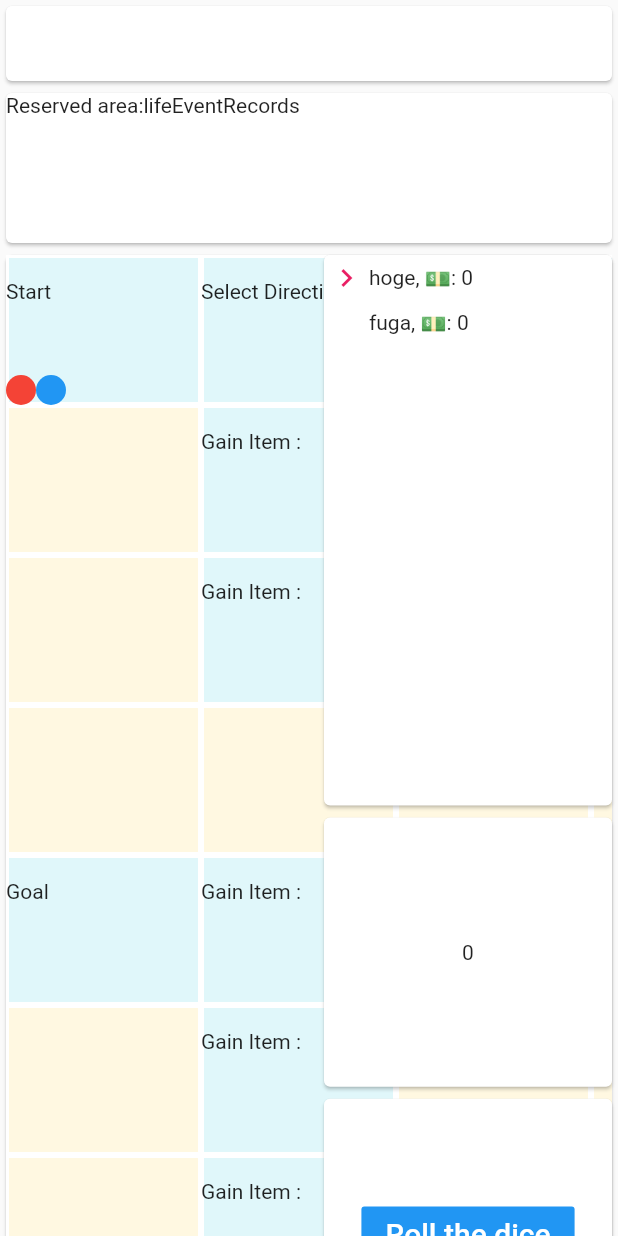
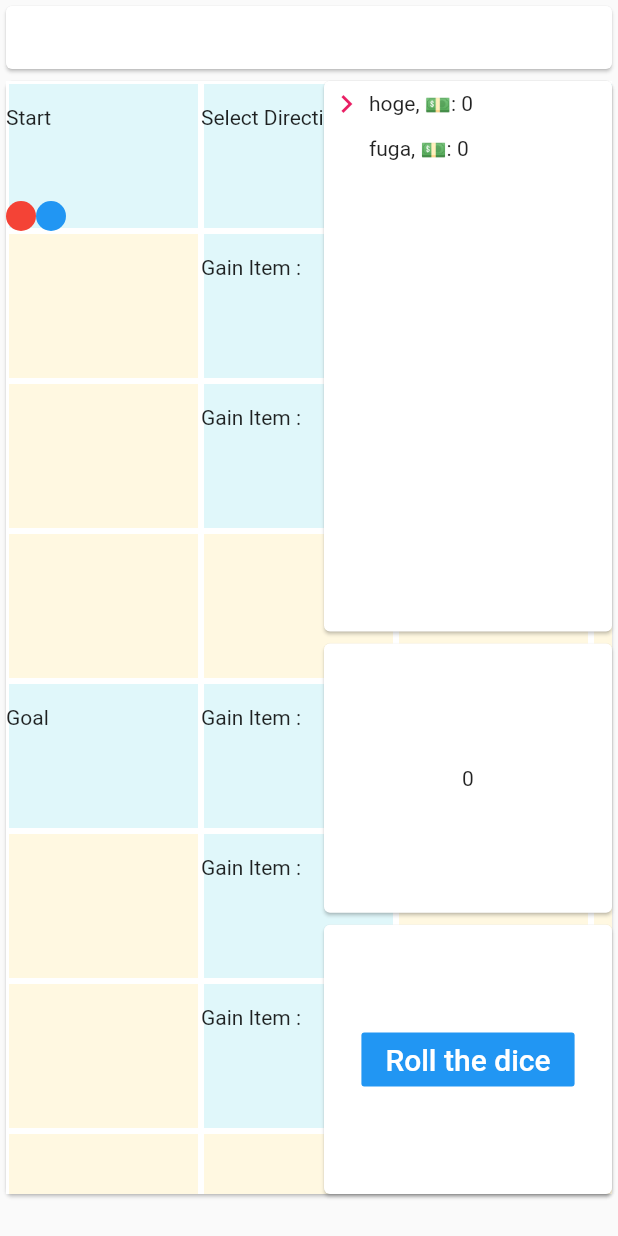
Before and after one commit to sensuikan1973/HumanLifeGame, a Flutter app: the screen it shows after launch, on a phone screen of 412 x 824 dp. Run offline on Flutter 3.47's test engine with Material 2 defaults, Android fonts, the phone set to English and light mode, and no system bars; our stand-ins replace firebase_auth, freezed_annotation; accounts and stored records are empty; generated files the repository leaves out were written again.

Commit message:
variable width (#118)
* variable width

* add test

* add test

```diff
--- a/lib/screens/play_room/announcement.dart
+++ b/lib/screens/play_room/announcement.dart
@@ -10,13 +10,9 @@ class Announcement extends StatelessWidget {
   Widget build(BuildContext context) {
     final message = context.select<PlayRoomNotifier, String>((model) => model.announcement.message);
     return Card(
-      child: SizedBox(
-        width: 1050,
-        height: 50,
-        child: Text(
-          message,
-          key: const Key('announcementMessageText'),
-        ),
+      child: Text(
+        message,
+        key: const Key('announcementMessageText'),
       ),
     );
   }
--- a/lib/screens/play_room/life_event_records.dart
+++ b/lib/screens/play_room/life_event_records.dart
@@ -7,13 +7,9 @@ class LifeEventRecords extends StatelessWidget {
 
   @override
   Widget build(BuildContext context) => Card(
-        child: SizedBox(
-          width: 1050,
-          height: 100,
-          child: Text(
-            I18n.of(context).lifeEventRecordsText,
-            key: const Key('lifeEventRecordsText'),
-          ),
+        child: Text(
+          I18n.of(context).lifeEventRecordsText,
+          key: const Key('lifeEventRecordsText'),
         ),
       );
 }
--- a/lib/screens/play_room/play_room.dart
+++ b/lib/screens/play_room/play_room.dart
@@ -20,7 +20,10 @@ class PlayRoom extends StatefulWidget {
 class PlayRoomState extends State<PlayRoom> {
   bool isDisplayedResult = false;
 
-  Size get _desktop => const Size(1440, 1024);
+  Size get _desktop => const Size(1440, 1024); // FIXME: 最終的には、左側のビューと右側のビューの最小サイズをトリガとして切り替える
+  Size get _announcement => const Size(1050, 50);
+  Size get _lifeEventRecords => const Size(1050, 50);
+  Size get _playView => const Size(1050, 750);
 
   @override
   Widget build(BuildContext context) {
@@ -32,17 +35,31 @@ class PlayRoomState extends State<PlayRoom> {
       }
     }
     return Scaffold(
-      body: screen.width >= _desktop.width ? _largeScreen() : _middleScreen(),
+      body: screen.width >= _desktop.width ? _largeScreen(screen) : _middleScreen(screen),
     );
   }
 
-  Row _largeScreen() => Row(
+  Row _largeScreen(Size screen) => Row(
         children: <Widget>[
           Column(
-            children: const <Widget>[
-              Announcement(),
-              LifeEventRecords(),
-              PlayView(),
+            children: <Widget>[
+              SizedBox(
+                width: _announcement.width,
+                height: _announcement.height,
+                child: const Announcement(),
+              ),
+              if (screen.height > _announcement.height + _lifeEventRecords.height + _playView.height)
+                Expanded(
+                  child: SizedBox(
+                    width: _lifeEventRecords.width,
+                    child: const LifeEventRecords(),
+                  ),
+                ),
+              SizedBox(
+                width: _playView.width,
+                height: _playView.height,
+                child: const PlayView(),
+              ),
             ],
           ),
           Expanded(
@@ -66,13 +83,27 @@ class PlayRoomState extends State<PlayRoom> {
         ],
       );
 
-  Column _middleScreen() => Column(
+  Column _middleScreen(Size screen) => Column(
         children: <Widget>[
-          const Announcement(),
-          const LifeEventRecords(),
+          SizedBox(
+            width: screen.width < _announcement.width ? screen.width : _announcement.width,
+            height: _announcement.height,
+            child: const Announcement(),
+          ),
+          if (screen.height > _announcement.height + _lifeEventRecords.height + _playView.height)
+            Expanded(
+              child: SizedBox(
+                width: screen.width < _lifeEventRecords.width ? screen.width : _lifeEventRecords.width,
+                child: const LifeEventRecords(),
+              ),
+            ),
           Stack(
             children: <Widget>[
-              const PlayView(),
+              SizedBox(
+                width: screen.width < _playView.width ? screen.width : _playView.width,
+                height: _playView.height,
+                child: const PlayView(),
+              ),
               Positioned(
                 right: 0,
                 child: SizedBox(
--- a/lib/screens/play_room/play_view.dart
+++ b/lib/screens/play_room/play_view.dart
@@ -27,9 +27,6 @@ class PlayView extends StatelessWidget {
     );
 
     return Card(
-      child: SizedBox(
-        width: 1050,
-        height: 750,
       child: CustomScrollView(
         slivers: [
           SliverToBoxAdapter(
@@ -46,7 +43,6 @@ class PlayView extends StatelessWidget {
             ),
           ),
         ],
-        ),
       ),
     );
   }
```
Also changed, not shown: 1 other file. Lines whose indentation alone changed are shown as unchanged.
